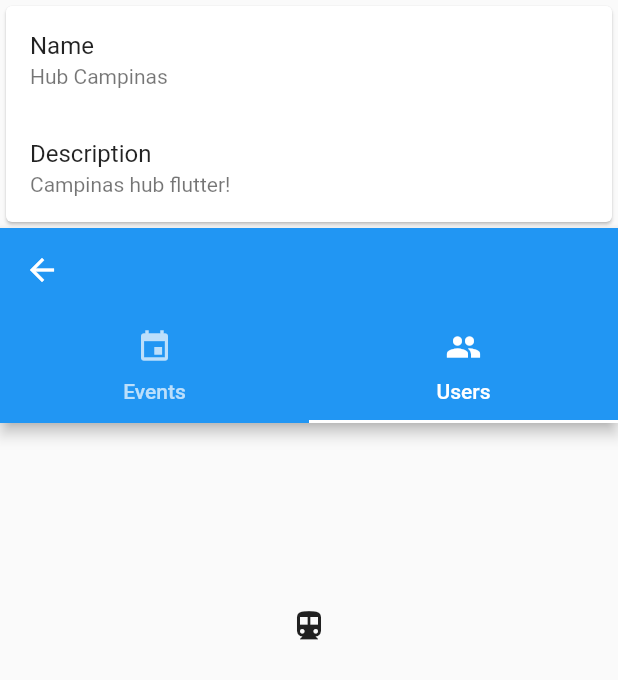
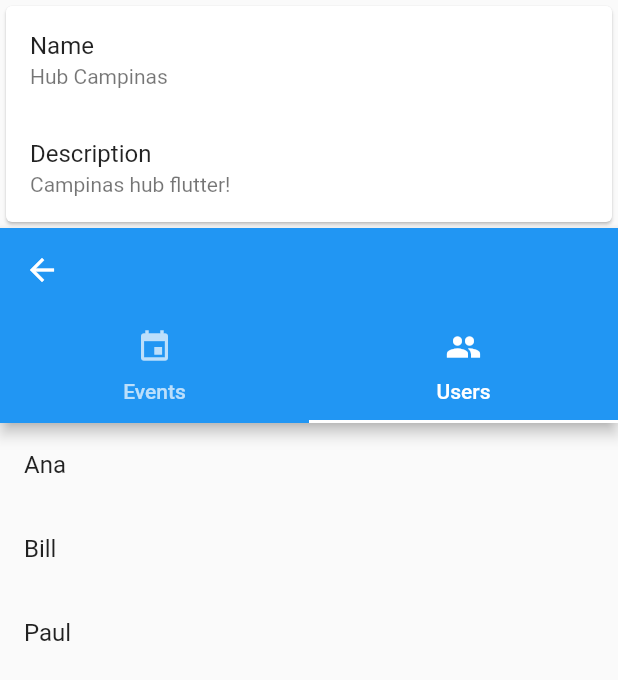
Before and after one commit to BrunoEleodoro/FlutterHackathon19, a Flutter app: the HubProfilePage screen opened directly, tab 2 chosen, on a phone screen of 412 x 824 dp. Shown: the top 680 px of the screen. Run offline on Flutter 3.47's test engine with Material 2 defaults, Android fonts, the phone set to English and light mode, and no system bars; our stand-ins replace flutter_masked_text, google_maps_flutter; network calls fail.

Commit message:
Updated hub profile page.

```diff
--- a/lib/models/hub.dart
+++ b/lib/models/hub.dart
@@ -41,4 +41,9 @@ class Hub {
     this.photoUrl = url;
     return this;
   }
+
+  Hub withEvents(List<String> events) {
+    this.events = events;
+    return this;
+  }
 }
--- a/lib/pages/hub_profile_page.dart
+++ b/lib/pages/hub_profile_page.dart
@@ -33,7 +33,7 @@ class HubProfilePageState extends State<HubProfilePage> {
         )),
         Container(
           height: 400,
-            child: UsersComponent())
+            child: UsersComponent(hub))
       ],)
     );
   }
@@ -42,8 +42,15 @@ class HubProfilePageState extends State<HubProfilePage> {
 
 
 class UsersComponent extends StatelessWidget {
+  Hub hub;
+
+
+  UsersComponent(this.hub);
+
   @override
   Widget build(BuildContext context) {
+
+
     return DefaultTabController(
       length: 2,
       child: Scaffold(
@@ -57,8 +64,12 @@ class UsersComponent extends StatelessWidget {
         ),
         body: TabBarView(
           children: [
-            Icon(Icons.directions_car),
-            Icon(Icons.directions_transit),
+          ListView.builder(itemCount: hub.events.length,itemBuilder: (context, index) {
+            return ListTile(title: Text(hub.events[index]));
+          }),
+          ListView.builder(itemCount: hub.users.length,itemBuilder: (context, index) {
+            return ListTile(title: Text(hub.users[index].name));
+          })
           ],
         ),
       ),
--- a/lib/repositories/mocks.dart
+++ b/lib/repositories/mocks.dart
@@ -10,15 +10,17 @@ var userMock = [
 
 var hubsMock = [
   Hub().withId(1)
-  .withPhotoUrl("https://media.licdn.com/dms/image/C4D22AQG-e-wLPG8dnQ/feedshare-shrink_8192/0?e=1561593600&v=beta&t=0U1OnROHLYqeubGFRP1d6DrTl1Ae93L_fl3LkGrOjqE")
+      .withPhotoUrl("https://media.licdn.com/dms/image/C4D22AQG-e-wLPG8dnQ/feedshare-shrink_8192/0?e=1561593600&v=beta&t=0U1OnROHLYqeubGFRP1d6DrTl1Ae93L_fl3LkGrOjqE")
       .withName("Hub Campinas")
-  .withDescription("Campinas hub flutter!")
+      .withDescription("Campinas hub flutter!")
       .withUsers(userMock)
-      .withGeoLocation(GeoLocation(-22.816987, -47.045458)),
+      .withGeoLocation(GeoLocation(-22.816987, -47.045458))
+      .withEvents(["Event01", "Event02"]),
   Hub().withId(2)
       .withPhotoUrl("https://media.licdn.com/dms/image/C4D22AQG-e-wLPG8dnQ/feedshare-shrink_8192/0?e=1561593600&v=beta&t=0U1OnROHLYqeubGFRP1d6DrTl1Ae93L_fl3LkGrOjqE")
       .withName("Hub Sampa")
       .withDescription("Sampa hub flutter!")
       .withUsers(userMock)
-      .withGeoLocation(GeoLocation(-22.816987, -47.045458)),
+      .withGeoLocation(GeoLocation(-22.816987, -47.045458))
+      .withEvents(["Event01", "Event02"]),
 ];
```
